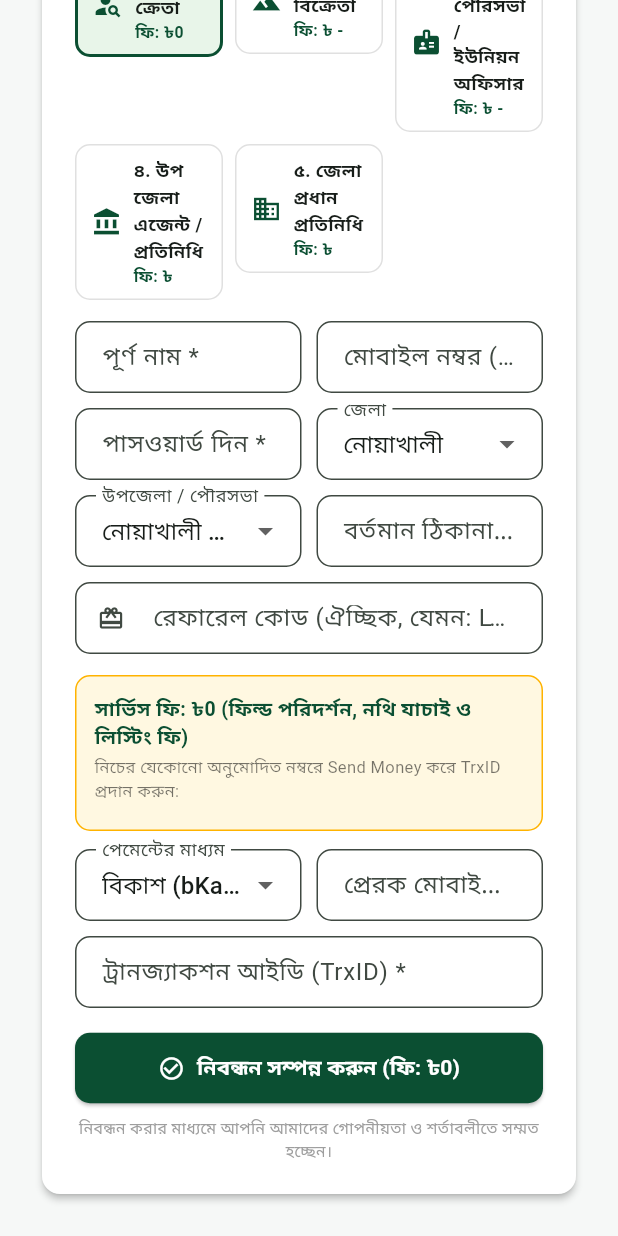
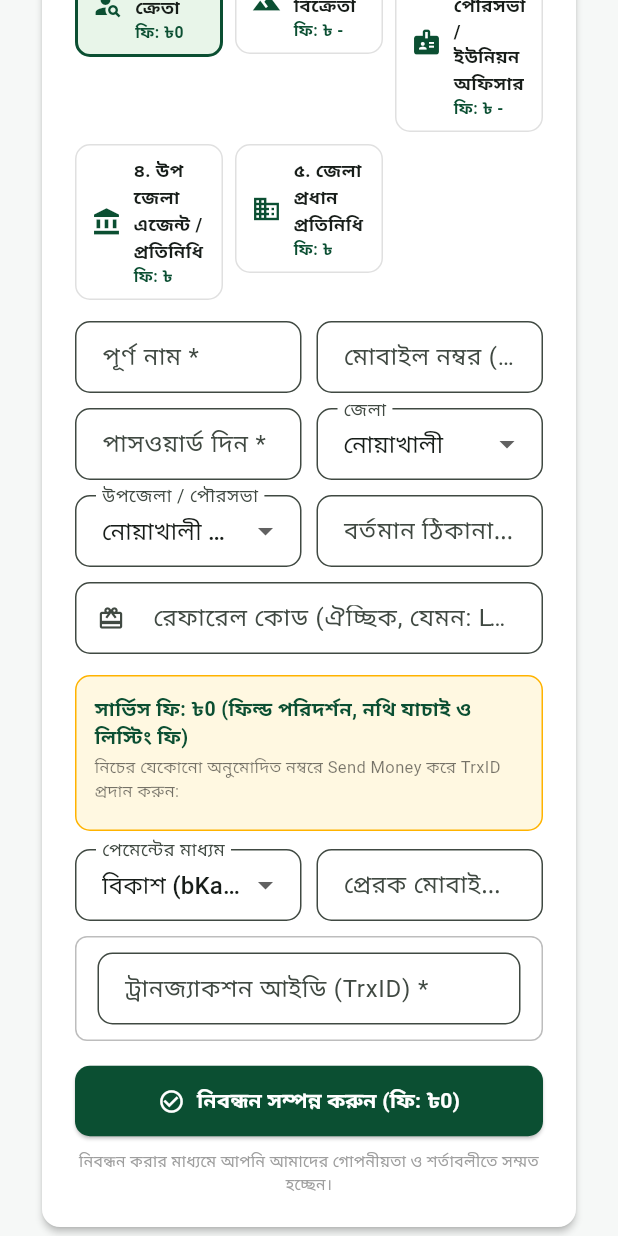
Before and after one commit to mhcybroot/landtrust-bhumisetu, a Flutter app: the AuthScreen widget shown alone on an empty page, opened directly with empty values, scrolled down 341 dp, on a phone screen of 412 x 824 dp. Run offline on Flutter 3.47's test engine with Material 3 defaults, Android fonts, the phone set to English and light mode, and no system bars; our stand-ins replace shared_preferences; accounts and stored records are empty; network calls fail.

Commit message:
feat(auth): integrate tactile spring, password morph, and TrxID pulse in auth widgets

```diff
--- a/frontend/lib/modules/auth/views/auth_screen.dart
+++ b/frontend/lib/modules/auth/views/auth_screen.dart
@@ -1,4 +1,5 @@
 import 'package:flutter/material.dart';
+import '../../../core/animations/transitions/admin_auth_transitions.dart';
 import '../view_models/auth_view_model.dart';
 import 'mobile/auth_mobile_view.dart';
 import 'web/auth_web_view.dart';
@@ -66,19 +67,22 @@ class _AuthScreenState extends State<AuthScreen> {
     return ListenableBuilder(
       listenable: _viewModel,
       builder: (context, _) {
-        if (widget.isMobile) {
-          return AuthMobileView(
-            viewModel: _viewModel,
-            config: widget.config,
-            onLogin: _handleLogin,
-            onRegister: _handleRegister,
-          );
-        }
-        return AuthWebView(
-          viewModel: _viewModel,
-          config: widget.config,
-          onLogin: _handleLogin,
-          onRegister: _handleRegister,
+        final content = widget.isMobile
+            ? AuthMobileView(
+                viewModel: _viewModel,
+                config: widget.config,
+                onLogin: _handleLogin,
+                onRegister: _handleRegister,
+              )
+            : AuthWebView(
+                viewModel: _viewModel,
+                config: widget.config,
+                onLogin: _handleLogin,
+                onRegister: _handleRegister,
+              );
+        return RoleSwitchCrossfadeTransition(
+          roleName: _viewModel.isLogin ? 'login' : 'register',
+          child: content,
         );
       },
     );
--- a/frontend/lib/modules/auth/widgets/demo_accounts_bar.dart
+++ b/frontend/lib/modules/auth/widgets/demo_accounts_bar.dart
@@ -1,5 +1,6 @@
 import 'package:flutter/material.dart';
 import '../../../../core/animations/bouncing_pressable.dart';
+import '../../../../core/animations/sheen_sweep_effect.dart';
 
 class DemoAccountsBar extends StatelessWidget {
   final bool isLoading;
@@ -46,6 +47,7 @@ class DemoAccountsBar extends StatelessWidget {
   Widget _btn(String label, String phone, String pass, Color color, IconData icon) {
     return BouncingPressable(
       onTap: isLoading ? null : () => onDemoSelect(phone, pass),
+      child: SheenSweepEffect(
         child: Container(
           padding: const EdgeInsets.symmetric(horizontal: 10, vertical: 7),
           decoration: BoxDecoration(
@@ -61,6 +63,7 @@ class DemoAccountsBar extends StatelessWidget {
             ],
           ),
         ),
+      ),
     );
   }
 }
--- a/frontend/lib/modules/auth/widgets/payment_info_box.dart
+++ b/frontend/lib/modules/auth/widgets/payment_info_box.dart
@@ -1,5 +1,6 @@
 import 'package:flutter/material.dart';
 import 'package:flutter/services.dart';
+import '../../../../core/animations/bouncing_pressable.dart';
 
 class PaymentInfoBox extends StatelessWidget {
   final dynamic fee;
@@ -47,7 +48,7 @@ class PaymentInfoBox extends StatelessWidget {
                         ),
                       ),
                     ),
-                    InkWell(
+                    BouncingPressable(
                       onTap: () {
                         Clipboard.setData(
                           ClipboardData(text: pm['accountNumber'].toString()),
@@ -58,9 +59,20 @@ class PaymentInfoBox extends StatelessWidget {
                           ),
                         );
                       },
-                      child: const Padding(
-                        padding: EdgeInsets.all(4),
-                        child: Icon(Icons.copy, size: 15, color: Color(0xFF0B4F32)),
+                      child: Container(
+                        padding: const EdgeInsets.symmetric(horizontal: 6, vertical: 3),
+                        decoration: BoxDecoration(
+                          color: const Color(0xFF0B4F32).withValues(alpha: 0.1),
+                          borderRadius: BorderRadius.circular(6),
+                        ),
+                        child: const Row(
+                          mainAxisSize: MainAxisSize.min,
+                          children: [
+                            Icon(Icons.copy, size: 13, color: Color(0xFF0B4F32)),
+                            SizedBox(width: 3),
+                            Text('কপি', style: TextStyle(fontSize: 10, color: Color(0xFF0B4F32), fontWeight: FontWeight.bold)),
+                          ],
+                        ),
                       ),
                     ),
                   ],
--- a/frontend/lib/modules/auth/widgets/register_form_card.dart
+++ b/frontend/lib/modules/auth/widgets/register_form_card.dart
@@ -1,4 +1,5 @@
 import 'package:flutter/material.dart';
+import '../../../../core/animations/transitions/finance_payment_transitions.dart';
 import 'payment_info_box.dart';
 import 'role_selector_widget.dart';
 
@@ -162,7 +163,7 @@ class _RegisterFormCardState extends State<RegisterFormCard> {
       return Wrap(spacing: 10, runSpacing: 10, children: [
         SizedBox(width: half, child: DropdownButtonFormField<String>(key: ValueKey('reg_pm_$_selectedPaymentMethod'), initialValue: _selectedPaymentMethod, isExpanded: true, decoration: const InputDecoration(labelText: 'পেমেন্টের মাধ্যম', isDense: true), items: options.map((p) => DropdownMenuItem(value: p, child: Text(p, overflow: TextOverflow.ellipsis))).toList(), onChanged: (v) => setState(() => _selectedPaymentMethod = v!))),
         SizedBox(width: half, child: TextField(controller: _senderPhoneCtrl, decoration: const InputDecoration(labelText: 'প্রেরক মোবাইল নম্বর *', isDense: true))),
-        SizedBox(width: constraints.maxWidth, child: TextField(controller: _trxIdCtrl, decoration: const InputDecoration(labelText: 'ট্রানজ্যাকশন আইডি (TrxID) *', isDense: true))),
+        SizedBox(width: constraints.maxWidth, child: OtpDigitBoxPulseTransition(isFocused: _trxIdCtrl.text.isNotEmpty, child: TextField(controller: _trxIdCtrl, decoration: const InputDecoration(labelText: 'ট্রানজ্যাকশন আইডি (TrxID) *', isDense: true)))),
       ]);
     });
   }
--- a/frontend/lib/modules/auth/widgets/role_selector_widget.dart
+++ b/frontend/lib/modules/auth/widgets/role_selector_widget.dart
@@ -1,4 +1,5 @@
 import 'package:flutter/material.dart';
+import '../../../../core/animations/bouncing_pressable.dart';
 
 class RoleSelectorWidget extends StatelessWidget {
   final String selectedRole;
@@ -57,10 +58,10 @@ class RoleSelectorWidget extends StatelessWidget {
 
   Widget _roleCard(String role, String title, String sub, IconData icon) {
     final sel = selectedRole == role;
-    return InkWell(
+    return BouncingPressable(
       onTap: () => onRoleSelected(role),
-      borderRadius: BorderRadius.circular(10),
-      child: Container(
+      child: AnimatedContainer(
+        duration: const Duration(milliseconds: 200),
         padding: const EdgeInsets.symmetric(horizontal: 10, vertical: 8),
         decoration: BoxDecoration(
           color: sel ? const Color(0xFFE8F5E9) : Colors.white,
```
Also changed, not shown: frontend/lib/modules/auth/widgets/login_form_card.dart (+9 -3 lines), 1 other file. Lines whose indentation alone changed are shown as unchanged.
